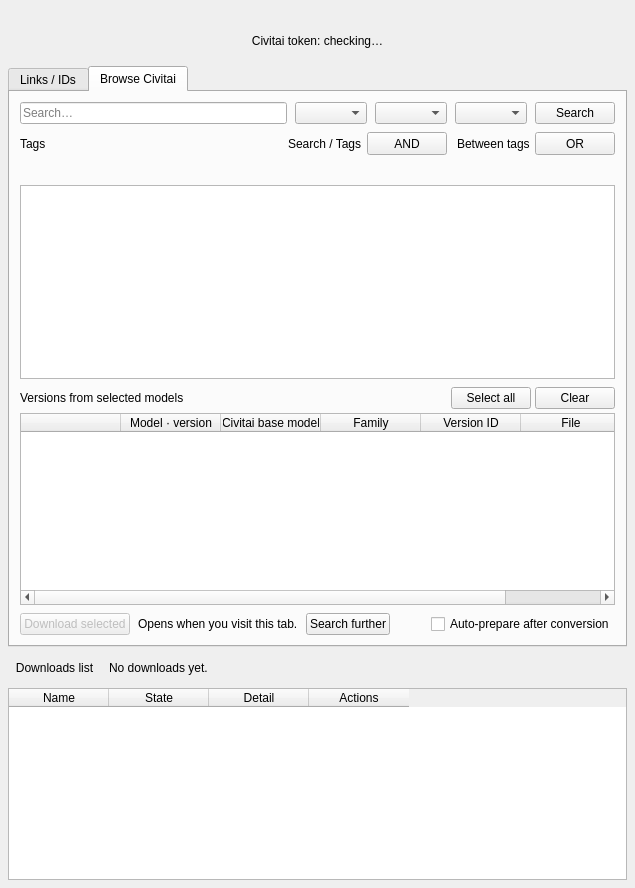
Qt form src/dtflow/ui/forms/downloads_page.ui (djebaz/dtflow) before a commit.
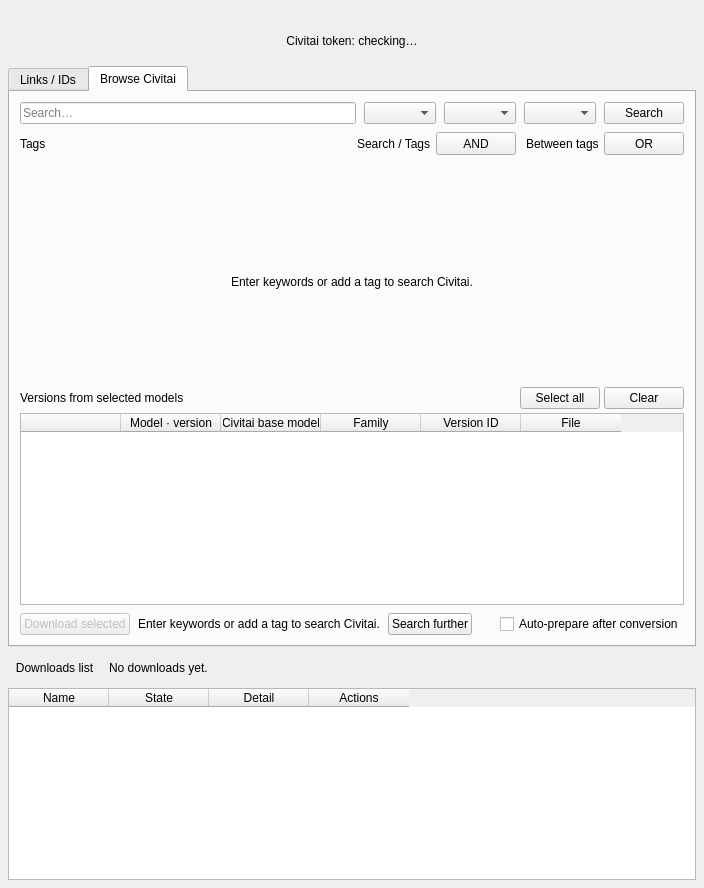
The same form after that commit.

Commit message: Add centered Browse empty-state panel in Qt Designer form

The edit to the form file:
```diff
--- a/src/dtflow/ui/forms/downloads_page.ui
+++ b/src/dtflow/ui/forms/downloads_page.ui
@@ -202,11 +202,37 @@
       <item><widget class="QLabel" name="galleryNote">
        <property name="wordWrap"><bool>true</bool></property>
       </widget></item>
-      <item><widget class="QListWidget" name="galleryList">
-       <property name="accessibleName"><string>Civitai LoRAs</string></property>
+      <item><widget class="QStackedWidget" name="galleryResultsStack">
        <property name="minimumHeight"><number>220</number></property>
-       <property name="editTriggers"><set>QAbstractItemView::NoEditTriggers</set></property>
-       <property name="horizontalScrollBarPolicy"><enum>Qt::ScrollBarAlwaysOff</enum></property>
+       <property name="currentIndex"><number>1</number></property>
+       <widget class="QListWidget" name="galleryList">
+        <property name="accessibleName"><string>Civitai LoRAs</string></property>
+        <property name="minimumHeight"><number>220</number></property>
+        <property name="editTriggers"><set>QAbstractItemView::NoEditTriggers</set></property>
+        <property name="horizontalScrollBarPolicy"><enum>Qt::ScrollBarAlwaysOff</enum></property>
+       </widget>
+       <widget class="QWidget" name="galleryEmptyPage">
+        <layout class="QVBoxLayout" name="galleryEmptyLayout">
+         <property name="leftMargin"><number>16</number></property>
+         <property name="topMargin"><number>0</number></property>
+         <property name="rightMargin"><number>16</number></property>
+         <property name="bottomMargin"><number>0</number></property>
+         <item><spacer name="galleryEmptyTopSpacer">
+          <property name="orientation"><enum>Qt::Vertical</enum></property>
+          <property name="sizeHint" stdset="0"><size><width>20</width><height>20</height></size></property>
+         </spacer></item>
+         <item><widget class="QLabel" name="galleryEmptyState">
+          <property name="text"><string>Enter keywords or add a tag to search Civitai.</string></property>
+          <property name="alignment"><set>Qt::AlignCenter</set></property>
+          <property name="wordWrap"><bool>true</bool></property>
+          <property name="role" stdset="0"><string>secondary</string></property>
+         </widget></item>
+         <item><spacer name="galleryEmptyBottomSpacer">
+          <property name="orientation"><enum>Qt::Vertical</enum></property>
+          <property name="sizeHint" stdset="0"><size><width>20</width><height>20</height></size></property>
+         </spacer></item>
+        </layout>
+       </widget>
       </widget></item>
       <item><widget class="QWidget" name="galleryVersionsBox">
        <layout class="QVBoxLayout" name="galleryVersionsLayout">
@@ -254,7 +280,7 @@
         <property name="enabled"><bool>false</bool></property>
        </widget></item>
        <item><widget class="QLabel" name="galleryStatus">
-        <property name="text"><string>Opens when you visit this tab.</string></property>
+        <property name="text"><string>Enter keywords or add a tag to search Civitai.</string></property>
         <property name="role" stdset="0"><string>secondary</string></property>
        </widget></item>
        <item><widget class="QPushButton" name="galleryContinueButton">
```
Left out of the diff: 2 changed lines with no effect on the pictures.
